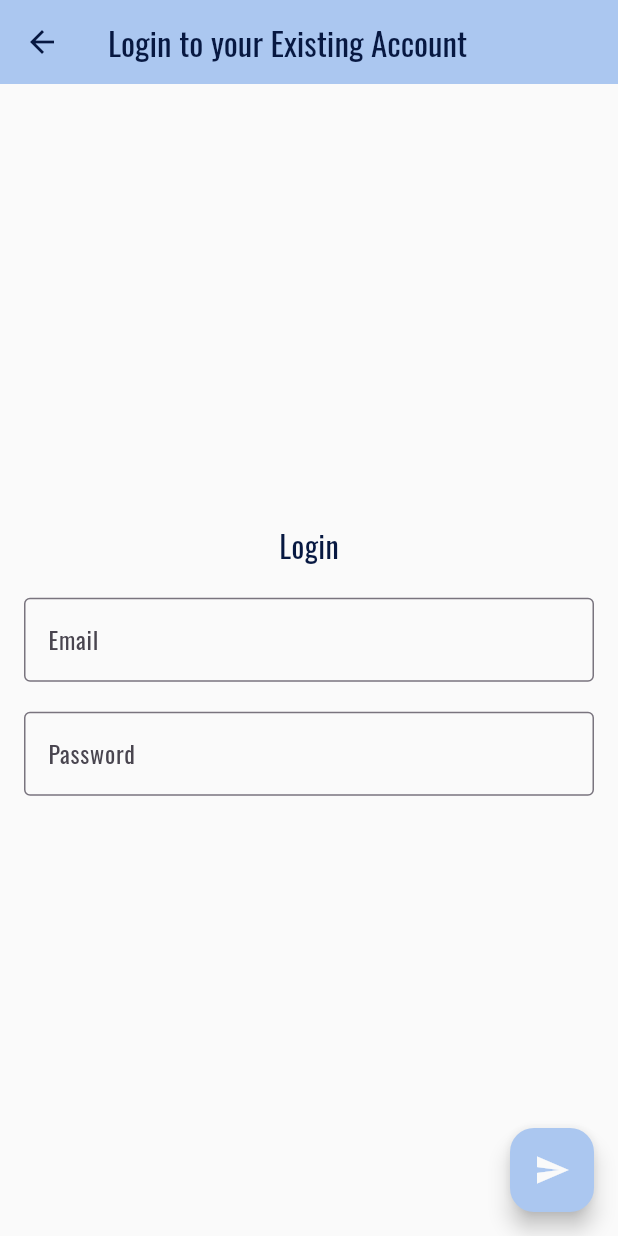
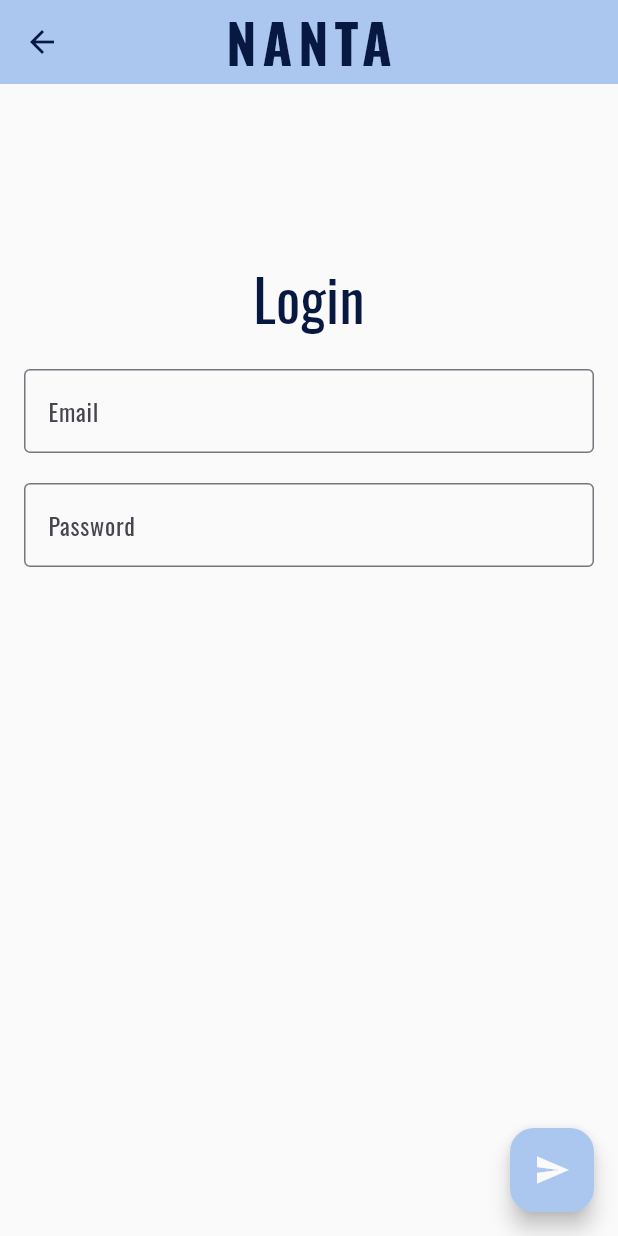
Before and after one commit to jooshwells/nanta-mobile, a Flutter app: the screen it shows after launch, after a tap on "Login", on a phone screen of 412 x 824 dp. Run offline on Flutter 3.47's test engine with Material 3 defaults, Android fonts, the phone set to English and light mode, and no system bars; our stand-ins replace flutter_feather_icons, google_fonts, shared_preferences; missing offline and left inert: flutter_quill; network calls fail.

Commit message:
final tweaks

```diff
--- a/lib/screens/login_page.dart
+++ b/lib/screens/login_page.dart
@@ -2,8 +2,8 @@ import 'package:flutter/material.dart';
 import 'dart:async';
 import 'package:http/http.dart' as http;
 import 'dart:convert';
-import 'profile_page.dart';
 import 'package:shared_preferences/shared_preferences.dart';
+import './editor_page.dart';
 
 class LoginPage extends StatefulWidget {
   const LoginPage({super.key});
@@ -46,7 +46,7 @@ class _LoginPageState extends State<LoginPage> {
         if (mounted) {
           Navigator.pushReplacement(
             context,
-            MaterialPageRoute(builder: (context) => const Profilepage()),
+            MaterialPageRoute(builder: (context) => const NoteEditorPage()),
           );
         }
         return;
@@ -110,15 +110,31 @@ class _LoginPageState extends State<LoginPage> {
   @override
   Widget build(BuildContext context) {
     return Scaffold(
-      appBar: AppBar(title: Text('Login to your Existing Account')),
-      body: Padding(
-        // Add padding around the content
-        padding: const EdgeInsets.all(16.0),
-        child: Column(
-          mainAxisAlignment: MainAxisAlignment.center,
-          children: <Widget>[
-            Text("Login", style: TextStyle(fontSize: 20.0)),
+    appBar: AppBar(
+      title: const Text(
+        "NANTA",
+        style: TextStyle(
+          fontSize: 36, // adjust as needed
+          fontWeight: FontWeight.bold,
+          letterSpacing: 4,
+        ),
+      ),
+      centerTitle: true,
+    ),
 
+    body: Padding(
+      padding: const EdgeInsets.all(16.0),
+      child: Column(
+        crossAxisAlignment: CrossAxisAlignment.center, // center horizontally
+        children: <Widget>[
+          const SizedBox(height: 100),
+          Text(
+            "Login",
+            textAlign: TextAlign.center,
+            style: TextStyle(
+              fontSize: 38,
+            ),
+          ),
             const SizedBox(height: 20),
 
             // STEP 4: Add the TextField widget
--- a/lib/screens/profile_page.dart
+++ b/lib/screens/profile_page.dart
@@ -4,9 +4,9 @@ import 'package:nanta_mobile/screens/login_page.dart';
 import 'package:shared_preferences/shared_preferences.dart';
 import 'package:http/http.dart' as http;
 import './home_page.dart';
+import './editor_page.dart';
 import './pfp_components/profiletop.dart';
 import './pfp_components/editaccount.dart';
-import './note_editor_page.dart';
 
 class Profilepage extends StatelessWidget {
   const Profilepage({super.key});
@@ -42,7 +42,7 @@ class Profilepage extends StatelessWidget {
       if (context.mounted) {
         Navigator.pushReplacement(
           context,
-          MaterialPageRoute(builder: (context) => const LoginPage()),
+          MaterialPageRoute(builder: (context) => const HomePage(title: 'NANTA')),
         );
       }
     } catch (error) {
```
Also changed, not shown: lib/screens/editor_page.dart (+13 -0 lines), lib/screens/note_editor_page.dart (deleted, +0 -22 lines), lib/screens/register_page.dart (+18 -10 lines).
